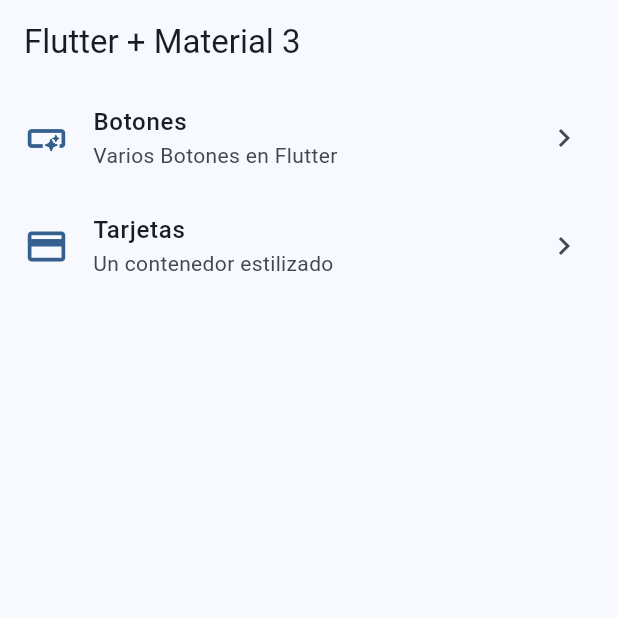
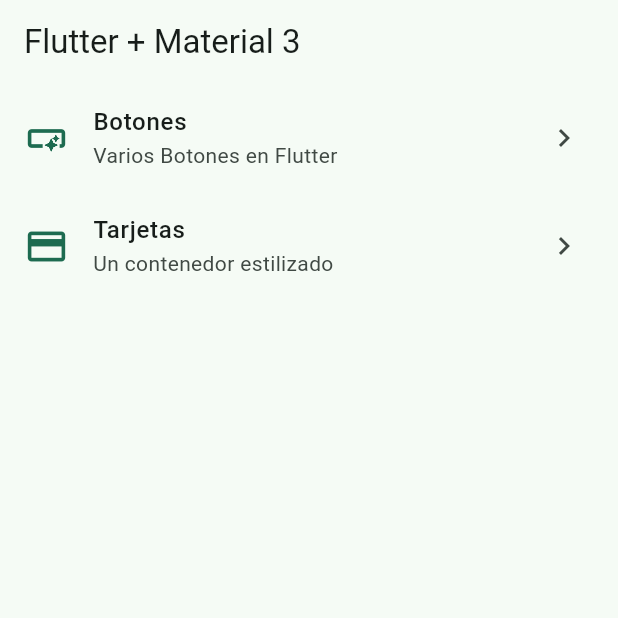
Before and after one commit to dougleon16/Widget-App-Flutter, a Flutter app: the screen it shows after launch, on a phone screen of 412 x 824 dp, the top half of it. Run offline on Flutter 3.47's test engine with Material 3 defaults, Android fonts, the phone set to English and light mode, and no system bars; our stand-ins replace go_router.

Commit message:
Adding One More Theme Color

```diff
--- a/lib/config/theme/app_theme.dart
+++ b/lib/config/theme/app_theme.dart
@@ -1,6 +1,7 @@
 import 'package:flutter/material.dart';
 
 const colorList = <Color>[
+  Color(0xff11ffbd),
   Colors.blue,
   Colors.red,
   Colors.green,
```
